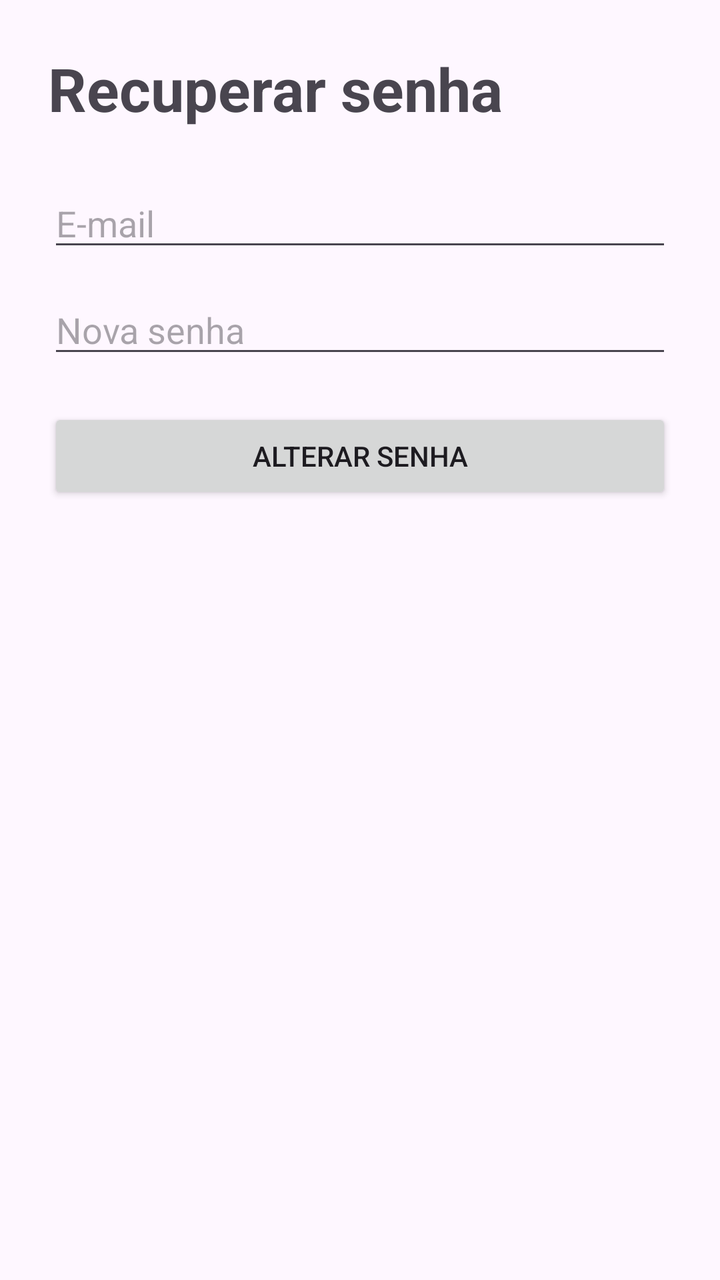
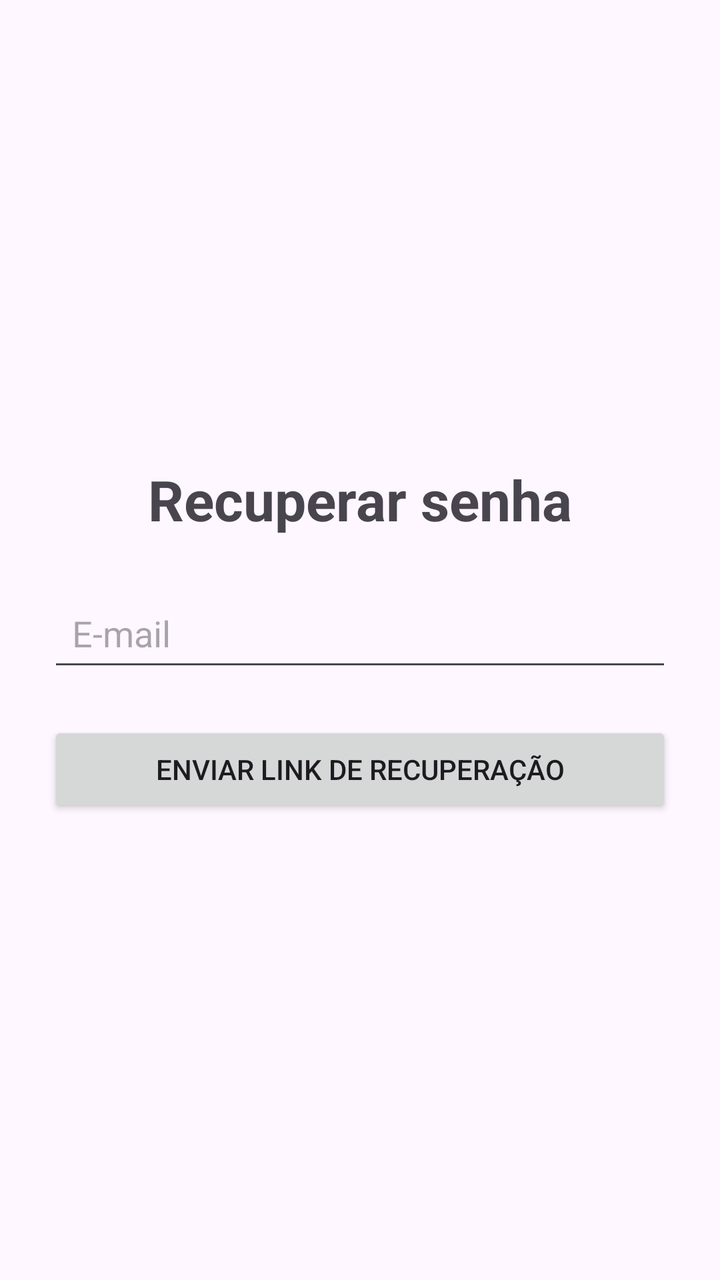

Screens rendered from an Android XML layout before and after an edit, with the pre-edit source and the edit as a unified diff.
<!-- AndroidManifest.xml: application theme Theme.CampusHub -->
<!-- res/layout/activity_forgot_password.xml -->
<?xml version="1.0" encoding="utf-8"?>
<LinearLayout
    xmlns:android="http://schemas.android.com/apk/res/android"
    android:layout_width="match_parent"
    android:layout_height="match_parent"
    android:orientation="vertical"
    android:padding="24dp">

    <TextView
        android:layout_width="wrap_content"
        android:layout_height="wrap_content"
        android:text="Recuperar senha"
        android:textSize="30sp"
        android:textStyle="bold"
        android:layout_marginBottom="25dp"/>

    <EditText
        android:id="@+id/edtEmail"
        android:layout_width="match_parent"
        android:layout_height="wrap_content"
        android:hint="E-mail"
        android:inputType="textEmailAddress"/>

    <EditText
        android:id="@+id/edtNovaSenha"
        android:layout_width="match_parent"
        android:layout_height="wrap_content"
        android:hint="Nova senha"
        android:inputType="textPassword"
        android:layout_marginTop="12dp"/>

    <Button
        android:id="@+id/btnAlterarSenha"
        android:layout_width="match_parent"
        android:layout_height="wrap_content"
        android:text="Alterar senha"
        android:layout_marginTop="20dp"/>

</LinearLayout>
<!-- resources referenced by this layout -->
<resources>
  <style name="Theme.CampusHub" parent="Base.Theme.CampusHub" />
  <style name="Base.Theme.CampusHub" parent="Theme.Material3.DayNight.NoActionBar">
          
          
      </style>
</resources>

<!-- the commit's change to res/layout/activity_forgot_password.xml (unified diff, before → after) -->
@@ -1,39 +1,32 @@
 <?xml version="1.0" encoding="utf-8"?>
-<LinearLayout
-    xmlns:android="http://schemas.android.com/apk/res/android"
+<LinearLayout xmlns:android="http://schemas.android.com/apk/res/android"
     android:layout_width="match_parent"
     android:layout_height="match_parent"
     android:orientation="vertical"
-    android:padding="24dp">
+    android:padding="24dp"
+    android:gravity="center">
 
     <TextView
         android:layout_width="wrap_content"
         android:layout_height="wrap_content"
         android:text="Recuperar senha"
-        android:textSize="30sp"
+        android:textSize="28sp"
         android:textStyle="bold"
-        android:layout_marginBottom="25dp"/>
+        android:layout_marginBottom="24dp" />
 
     <EditText
         android:id="@+id/edtEmail"
         android:layout_width="match_parent"
         android:layout_height="wrap_content"
         android:hint="E-mail"
-        android:inputType="textEmailAddress"/>
-
-    <EditText
-        android:id="@+id/edtNovaSenha"
-        android:layout_width="match_parent"
-        android:layout_height="wrap_content"
-        android:hint="Nova senha"
-        android:inputType="textPassword"
-        android:layout_marginTop="12dp"/>
+        android:inputType="textEmailAddress"
+        android:padding="12dp" />
 
     <Button
         android:id="@+id/btnAlterarSenha"
         android:layout_width="match_parent"
         android:layout_height="wrap_content"
-        android:text="Alterar senha"
-        android:layout_marginTop="20dp"/>
+        android:text="Enviar link de recuperação"
+        android:layout_marginTop="20dp" />
 
 </LinearLayout>
